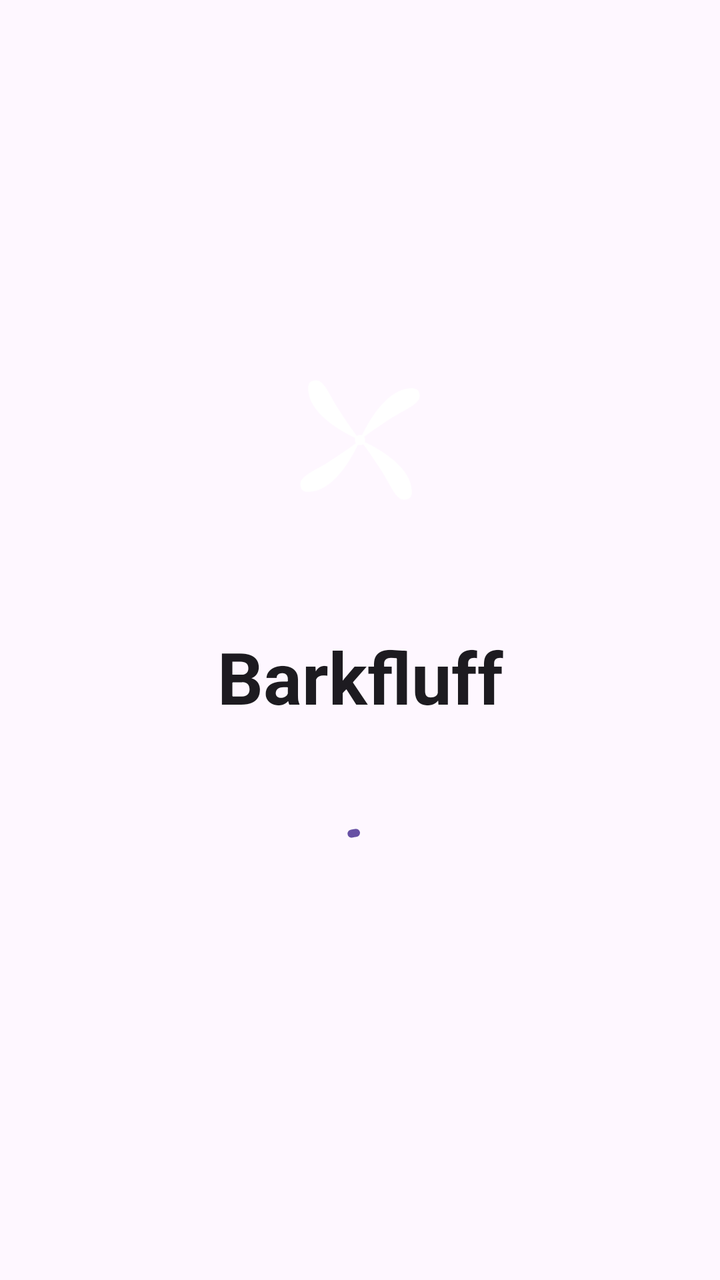
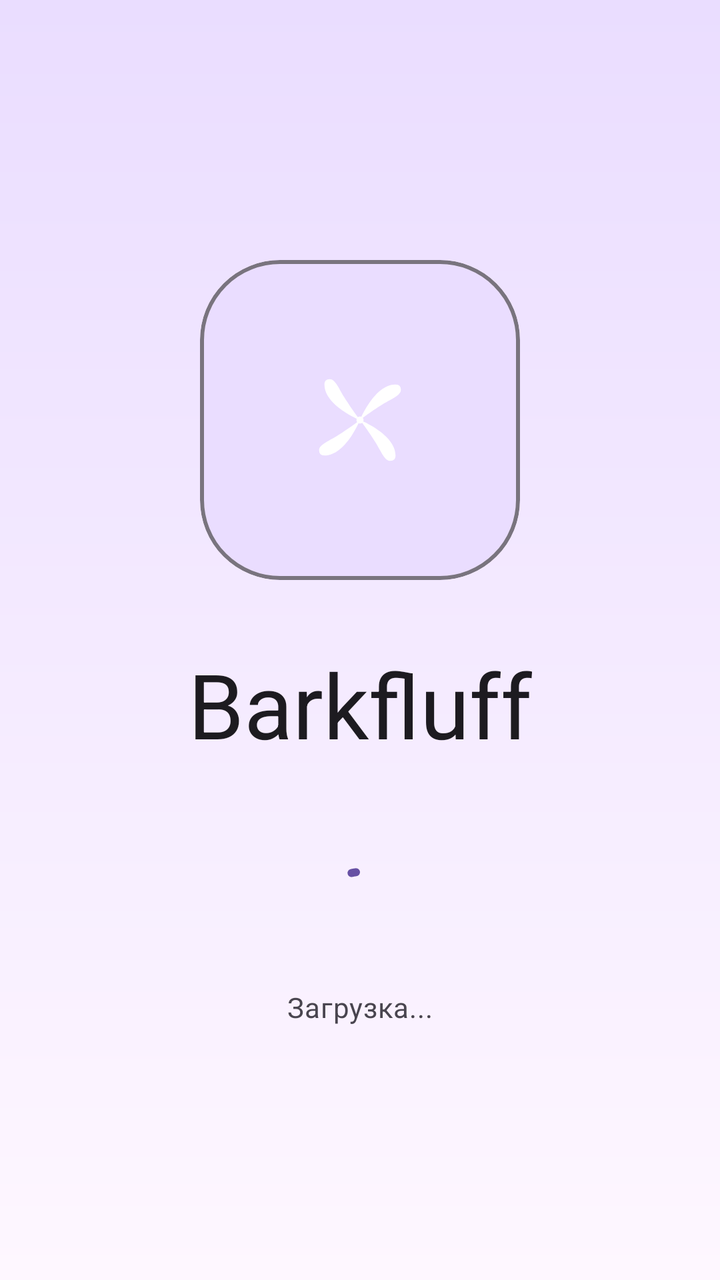

Compare the two renders of this Android layout. The source of the first and the diff that turns it into the second are given below.
<!-- AndroidManifest.xml: activity theme Theme.BarkfluffClientAndroid -->
<!-- res/layout/activity_splash.xml -->
<?xml version="1.0" encoding="utf-8"?>
<androidx.constraintlayout.widget.ConstraintLayout xmlns:android="http://schemas.android.com/apk/res/android"
    xmlns:app="http://schemas.android.com/apk/res-auto"
    android:layout_width="match_parent"
    android:layout_height="match_parent"
    android:background="?android:attr/colorBackground">

    
    <ImageView
        android:id="@+id/logoImage"
        android:layout_width="140dp"
        android:layout_height="140dp"
        android:contentDescription="@string/app_name"
        android:src="@drawable/ic_launcher_foreground"
        app:layout_constraintBottom_toTopOf="@+id/appNameText"
        app:layout_constraintEnd_toEndOf="parent"
        app:layout_constraintStart_toStartOf="parent"
        app:layout_constraintTop_toTopOf="parent"
        app:layout_constraintVertical_chainStyle="packed" />

    
    <TextView
        android:id="@+id/appNameText"
        android:layout_width="wrap_content"
        android:layout_height="wrap_content"
        android:layout_marginTop="24dp"
        android:layout_marginBottom="48dp"
        android:text="@string/app_name"
        android:textColor="?attr/colorOnSurface"
        android:textSize="36sp"
        android:textStyle="bold"
        app:layout_constraintBottom_toTopOf="@+id/loadingProgressBar"
        app:layout_constraintEnd_toEndOf="parent"
        app:layout_constraintStart_toStartOf="parent"
        app:layout_constraintTop_toBottomOf="@+id/logoImage" />

    
    <com.google.android.material.progressindicator.CircularProgressIndicator
        android:id="@+id/loadingProgressBar"
        android:layout_width="wrap_content"
        android:layout_height="wrap_content"
        android:layout_marginBottom="32dp"
        android:indeterminate="true"
        app:layout_constraintBottom_toBottomOf="parent"
        app:layout_constraintEnd_toEndOf="parent"
        app:layout_constraintStart_toStartOf="parent"
        app:layout_constraintTop_toBottomOf="@+id/appNameText" />

</androidx.constraintlayout.widget.ConstraintLayout>
<!-- resources referenced by this layout -->
<resources>
  <!-- drawable ic_launcher_foreground (drawable) -->
  <?xml version="1.0" encoding="utf-8"?>
  <vector xmlns:android="http://schemas.android.com/apk/res/android"
      android:width="108dp"
      android:height="108dp"
      android:viewportWidth="108"
      android:viewportHeight="108">
      
      
      <path
          android:fillColor="#FFFFFF"
          android:pathData="M54,54m-2,0a2,2 0,1 1,4 0a2,2 0,1 1,-4 0" />
      
      
      <path
          android:fillColor="#FFFFFF"
          android:pathData="M54,54c0,0 8,-20 20,-20c2,0 3,1 3,3c0,3 -5,5 -10,8c-8,5 -13,9 -13,9z" />
      
      
      <path
          android:fillColor="#FFFFFF"
          android:pathData="M54,54c0,0 20,8 20,20c0,2 -1,3 -3,3c-3,0 -5,-5 -8,-10c-5,-8 -9,-13 -9,-13z" />
      
      
      <path
          android:fillColor="#FFFFFF"
          android:pathData="M54,54c0,0 -8,20 -20,20c-2,0 -3,-1 -3,-3c0,-3 5,-5 10,-8c8,-5 13,-9 13,-9z" />
      
      
      <path
          android:fillColor="#FFFFFF"
          android:pathData="M54,54c0,0 -20,-8 -20,-20c0,-2 1,-3 3,-3c3,0 5,5 8,10c5,8 9,13 9,13z" />
          
  </vector>
  <string name="app_name">Barkfluff</string>
  <style name="Theme.BarkfluffClientAndroid" parent="Base.Theme.BarkfluffClientAndroid" />
  <style name="Base.Theme.BarkfluffClientAndroid" parent="Theme.Material3.DayNight.NoActionBar">
          
          <item name="android:statusBarColor">?attr/colorSurface</item>
          <item name="android:windowBackground">?android:attr/colorBackground</item>
      </style>
</resources>

<!-- the commit's change to res/layout/activity_splash.xml (unified diff, before → after) -->
@@ -6,33 +6,56 @@
     android:background="?android:attr/colorBackground">
 
     
-    <ImageView
-        android:id="@+id/logoImage"
-        android:layout_width="140dp"
-        android:layout_height="140dp"
-        android:contentDescription="@string/app_name"
-        android:src="@drawable/ic_launcher_foreground"
+    <View
+        android:id="@+id/gradientBackground"
+        android:layout_width="0dp"
+        android:layout_height="0dp"
+        android:background="@drawable/hero_gradient_background"
+        app:layout_constraintBottom_toBottomOf="parent"
+        app:layout_constraintEnd_toEndOf="parent"
+        app:layout_constraintStart_toStartOf="parent"
+        app:layout_constraintTop_toTopOf="parent" />
+
+    
+    <com.google.android.material.card.MaterialCardView
+        android:id="@+id/logoCard"
+        android:layout_width="160dp"
+        android:layout_height="160dp"
+        app:cardBackgroundColor="?attr/colorPrimaryContainer"
+        app:cardCornerRadius="40dp"
+        app:cardElevation="0dp"
+        app:strokeColor="?attr/colorOutline"
+        app:strokeWidth="2dp"
         app:layout_constraintBottom_toTopOf="@+id/appNameText"
         app:layout_constraintEnd_toEndOf="parent"
         app:layout_constraintStart_toStartOf="parent"
         app:layout_constraintTop_toTopOf="parent"
-        app:layout_constraintVertical_chainStyle="packed" />
+        app:layout_constraintVertical_chainStyle="packed">
+
+        <ImageView
+            android:id="@+id/logoImage"
+            android:layout_width="match_parent"
+            android:layout_height="match_parent"
+            android:contentDescription="@string/app_name"
+            android:padding="32dp"
+            android:src="@drawable/ic_launcher_foreground" />
+
+    </com.google.android.material.card.MaterialCardView>
 
     
     <TextView
         android:id="@+id/appNameText"
         android:layout_width="wrap_content"
         android:layout_height="wrap_content"
-        android:layout_marginTop="24dp"
+        android:layout_marginTop="32dp"
         android:layout_marginBottom="48dp"
         android:text="@string/app_name"
+        android:textAppearance="?attr/textAppearanceDisplayMedium"
         android:textColor="?attr/colorOnSurface"
-        android:textSize="36sp"
-        android:textStyle="bold"
         app:layout_constraintBottom_toTopOf="@+id/loadingProgressBar"
         app:layout_constraintEnd_toEndOf="parent"
         app:layout_constraintStart_toStartOf="parent"
-        app:layout_constraintTop_toBottomOf="@+id/logoImage" />
+        app:layout_constraintTop_toBottomOf="@+id/logoCard" />
 
     
     <com.google.android.material.progressindicator.CircularProgressIndicator
@@ -41,9 +64,23 @@
         android:layout_height="wrap_content"
         android:layout_marginBottom="32dp"
         android:indeterminate="true"
+        app:indicatorColor="?attr/colorPrimary"
         app:layout_constraintBottom_toBottomOf="parent"
         app:layout_constraintEnd_toEndOf="parent"
         app:layout_constraintStart_toStartOf="parent"
         app:layout_constraintTop_toBottomOf="@+id/appNameText" />
 
+    
+    <TextView
+        android:id="@+id/subtitleText"
+        android:layout_width="wrap_content"
+        android:layout_height="wrap_content"
+        android:layout_marginTop="16dp"
+        android:text="Загрузка..."
+        android:textAppearance="?attr/textAppearanceBodyMedium"
+        android:textColor="?attr/colorOnSurfaceVariant"
+        app:layout_constraintEnd_toEndOf="parent"
+        app:layout_constraintStart_toStartOf="parent"
+        app:layout_constraintTop_toBottomOf="@+id/loadingProgressBar" />
+
 </androidx.constraintlayout.widget.ConstraintLayout>
<!-- resource entries referenced after the edit -->
@@ -1,5 +1,14 @@
 <!-- resources referenced by this layout -->
 <resources>
+  <!-- drawable hero_gradient_background (drawable) -->
+  <?xml version="1.0" encoding="utf-8"?>
+  <shape xmlns:android="http://schemas.android.com/apk/res/android">
+      <gradient
+          android:angle="270"
+          android:startColor="?attr/colorPrimaryContainer"
+          android:endColor="?android:attr/colorBackground"
+          android:type="linear" />
+  </shape>
   <!-- drawable ic_launcher_foreground (drawable) -->
   <?xml version="1.0" encoding="utf-8"?>
   <vector xmlns:android="http://schemas.android.com/apk/res/android"
@@ -38,8 +47,20 @@
   <style name="Theme.BarkfluffClientAndroid" parent="Base.Theme.BarkfluffClientAndroid" />
   <style name="Base.Theme.BarkfluffClientAndroid" parent="Theme.Material3.DayNight.NoActionBar">
           
-          <item name="android:statusBarColor">?attr/colorSurface</item>
+          <item name="android:windowLayoutInDisplayCutoutMode" tools:targetApi="p">shortEdges</item>
+          <item name="android:statusBarColor">@android:color/transparent</item>
+          <item name="android:navigationBarColor">@android:color/transparent</item>
           <item name="android:windowBackground">?android:attr/colorBackground</item>
+          
+          
+          <item name="shapeAppearanceSmallComponent">@style/ShapeAppearance.Material3.SmallComponent</item>
+          <item name="shapeAppearanceMediumComponent">@style/ShapeAppearance.Material3.MediumComponent</item>
+          <item name="shapeAppearanceLargeComponent">@style/ShapeAppearance.Material3.LargeComponent</item>
+          
+          
+          <item name="textAppearanceDisplayLarge">@style/TextAppearance.Material3.DisplayLarge</item>
+          <item name="textAppearanceHeadlineLarge">@style/TextAppearance.Material3.HeadlineLarge</item>
+          <item name="textAppearanceTitleLarge">@style/TextAppearance.Material3.TitleLarge</item>
       </style>
 </resources>
 
